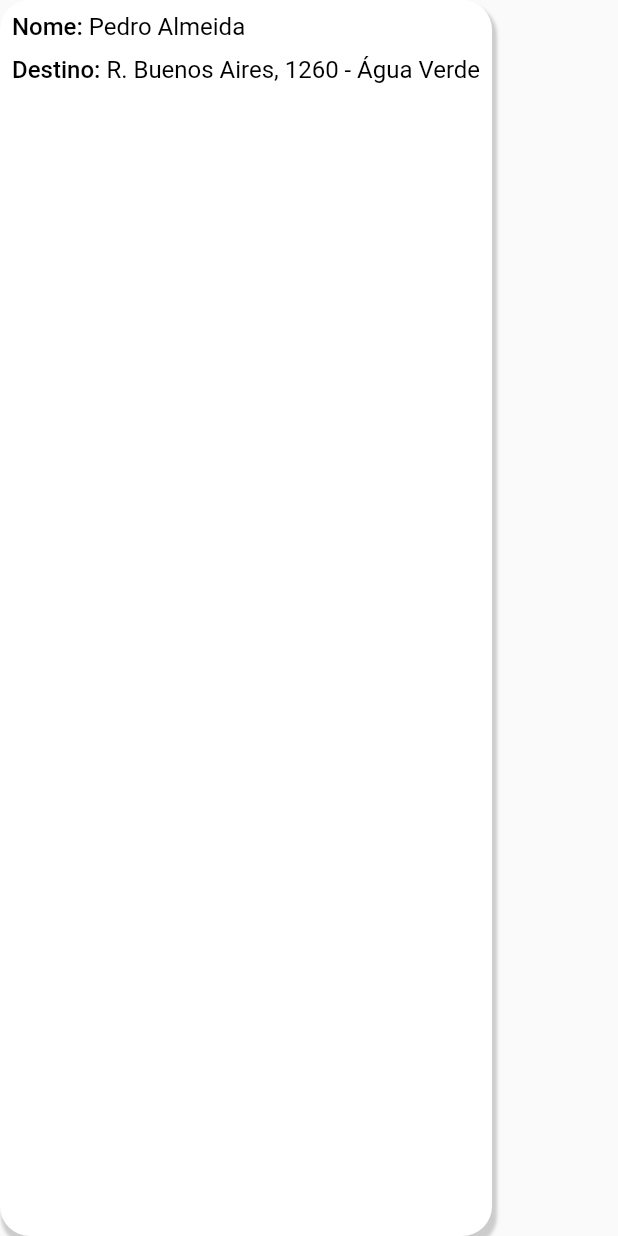
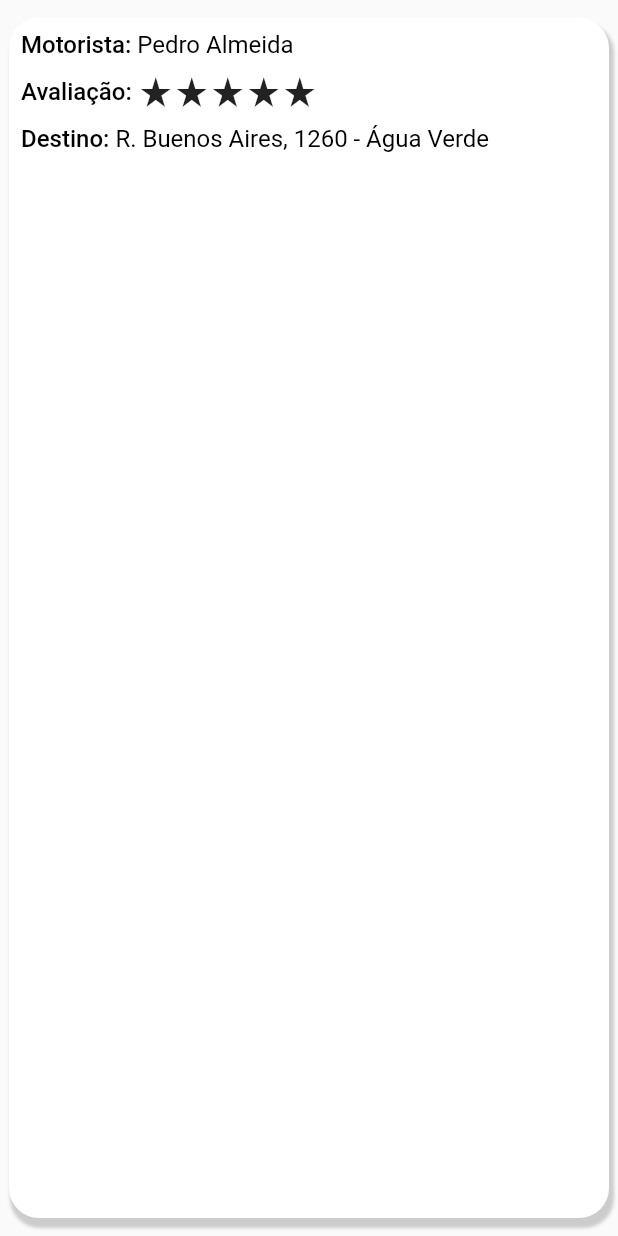
Before and after one commit to johncwb/carona_solidaria, a Flutter app: the CardCarona widget shown alone on an empty page, opened directly, on a phone screen of 412 x 824 dp. Run offline on Flutter 3.47's test engine with Material 2 defaults, Android fonts, the light colour scheme and no system bars; our stand-ins replace cloud_firestore, firebase_auth, firebase_core, font_awesome_flutter, google_fonts, google_sign_in and 1 more; accounts and stored records are empty.

Commit message:
arrumado home

```diff
--- a/lib/home/home_screen.dart
+++ b/lib/home/home_screen.dart
@@ -53,6 +53,10 @@ class _HomeScreenState extends State<HomeScreen> {
     return ListView(
       padding: const EdgeInsets.all(12.0),
       children: const [
+        CardCarona(isGuest: false),
+        CardCarona(isGuest: false),
+        CardCarona(isGuest: false),
+        CardCarona(isGuest: false),
         CardCarona(isGuest: false),
       ],
     );
--- a/lib/home/widgets/card_carona.dart
+++ b/lib/home/widgets/card_carona.dart
@@ -7,7 +7,9 @@ class CardCarona extends StatelessWidget {
 
   @override
   Widget build(BuildContext context) {
-    return Container(
+    return Padding(
+      padding: const EdgeInsets.symmetric(horizontal: 6, vertical: 12),
+      child: Container(
         decoration: BoxDecoration(
           color: Colors.white,
           borderRadius: BorderRadius.circular(20),
@@ -21,6 +23,7 @@ class CardCarona extends StatelessWidget {
           ],
         ),
         child: _buildCardItens(),
+      ),
     );
   }
 
@@ -33,16 +36,38 @@ class CardCarona extends StatelessWidget {
         children: [
           _buildName("Pedro Almeida"),
           const SizedBox(height: 10),
+          _buildStarsRate(),
+          const SizedBox(height: 10),
           _buildLocation("R. Buenos Aires, 1260 - Água Verde"),
         ],
       ),
     );
   }
 
-  Widget _buildName(String? name) {
+  Widget _buildStarsRate() {
+    return Row(
+      children: const [
+        Text(
+          "Avaliação: ",
+          style: TextStyle(
+            color: Colors.black,
+            fontSize: 16,
+            fontWeight: FontWeight.w500,
+          ),
+        ),
+        Icon(Icons.star_rate),
+        Icon(Icons.star_rate),
+        Icon(Icons.star_rate),
+        Icon(Icons.star_rate),
+        Icon(Icons.star_rate),
+      ],
+    );
+  }
+
+  Widget _buildName([String? name]) {
     return RichText(
       text: TextSpan(
-        text: 'Nome: ',
+        text: 'Motorista: ',
         style: const TextStyle(
           color: Colors.black,
           fontSize: 16,
```
Lines whose indentation alone changed are shown as unchanged.
